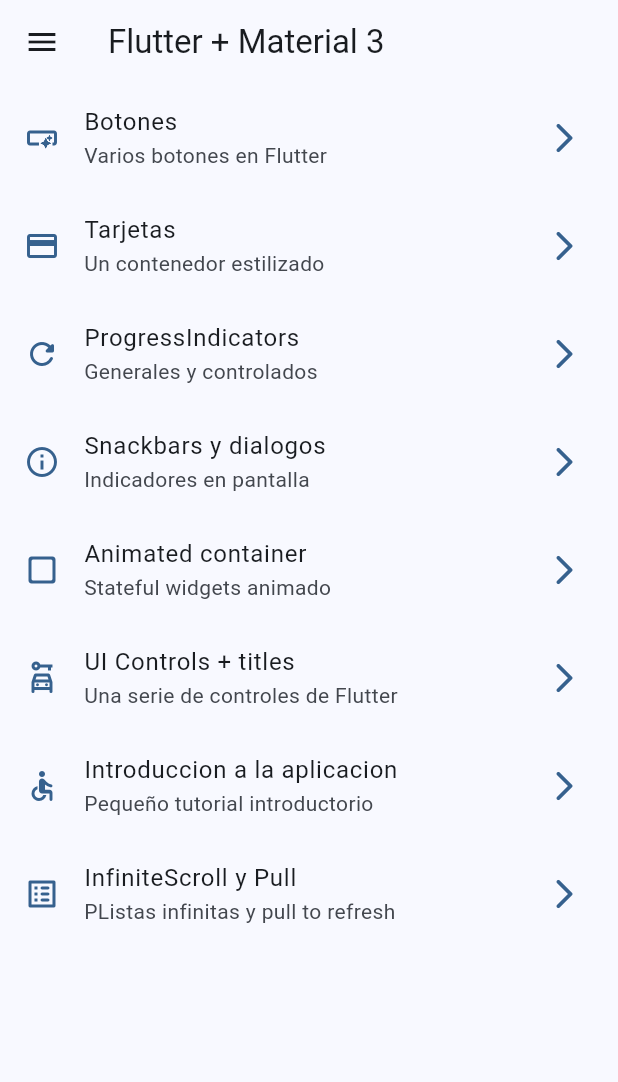
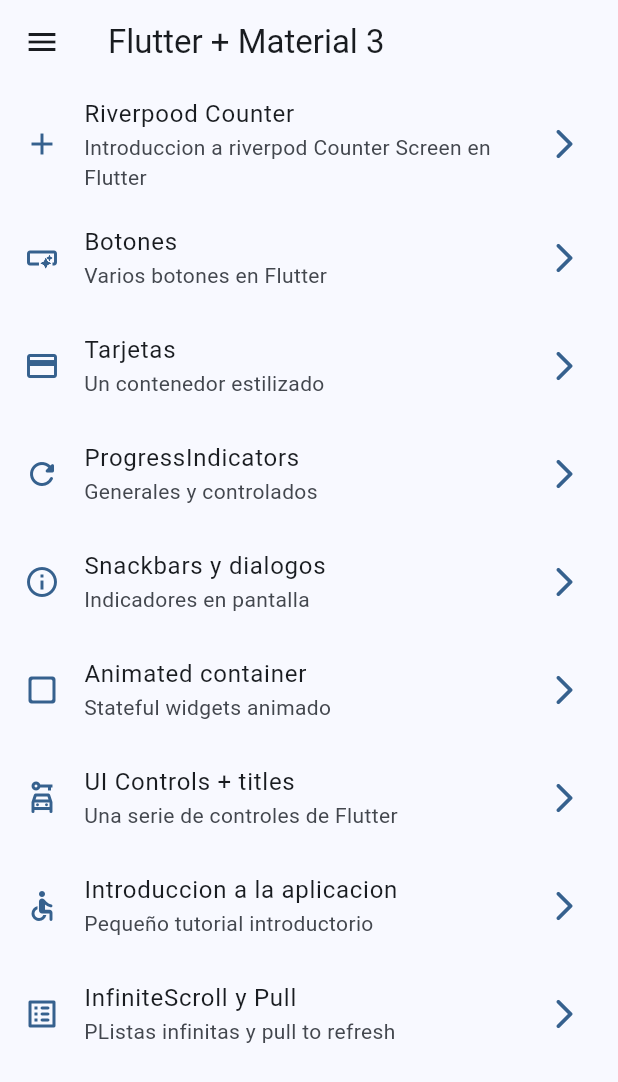
Before and after one commit to edisondavidcode/widgets_app_flutter, a Flutter app: the screen it shows after launch, on a phone screen of 412 x 824 dp. Shown: the top 1082 px of the screen. Run offline on Flutter 3.47's test engine with Material 3 defaults, Android fonts, the phone set to English and light mode, and no system bars; our stand-ins replace animate_do, go_router.

Commit message:
Preparación de pantalla para Riverpod

```diff
--- a/lib/config/menu/menu_items.dart
+++ b/lib/config/menu/menu_items.dart
@@ -15,6 +15,11 @@
 }
 
 List<MenuItems> appMenuItems = <MenuItems>[
+  MenuItems(
+      title: 'Riverpood Counter',
+      subTitle: 'Introduccion a riverpod Counter Screen en Flutter',
+      link: '/counter-river',
+      icon: Icons.add),
   MenuItems(
       title: 'Botones',
       subTitle: 'Varios botones en Flutter',
--- a/lib/config/router/app_router.dart
+++ b/lib/config/router/app_router.dart
@@ -6,6 +6,11 @@
 final appRouter = GoRouter(
   initialLocation: '/',
   routes: [
+    GoRoute(
+      name: CounterScreen.name,
+      path: '/counter-river',
+      builder: (context, state) => const CounterScreen(),
+    ),
     GoRoute(
       name: HomeScreen.name,
       path: '/',
--- a/lib/presentation/screens/screens.dart
+++ b/lib/presentation/screens/screens.dart
@@ -3,6 +3,7 @@
 export 'package:widgets_app_flutter/presentation/screens/app_tutorial/app_tutorial.dart';
 export 'package:widgets_app_flutter/presentation/screens/buttons/buttons_screen.dart';
 export 'package:widgets_app_flutter/presentation/screens/cards/cards_screen.dart';
+export 'package:widgets_app_flutter/presentation/screens/counter/counter_screen.dart';
 export 'package:widgets_app_flutter/presentation/screens/home/home_screen.dart';
 export 'package:widgets_app_flutter/presentation/screens/infinite_scroll/infiniti_scroll_screen.dart';
 export 'package:widgets_app_flutter/presentation/screens/progress/progress_screen.dart';
```
Also changed, not shown: lib/presentation/screens/counter/counter_screen.dart (added, +24 -0 lines).
